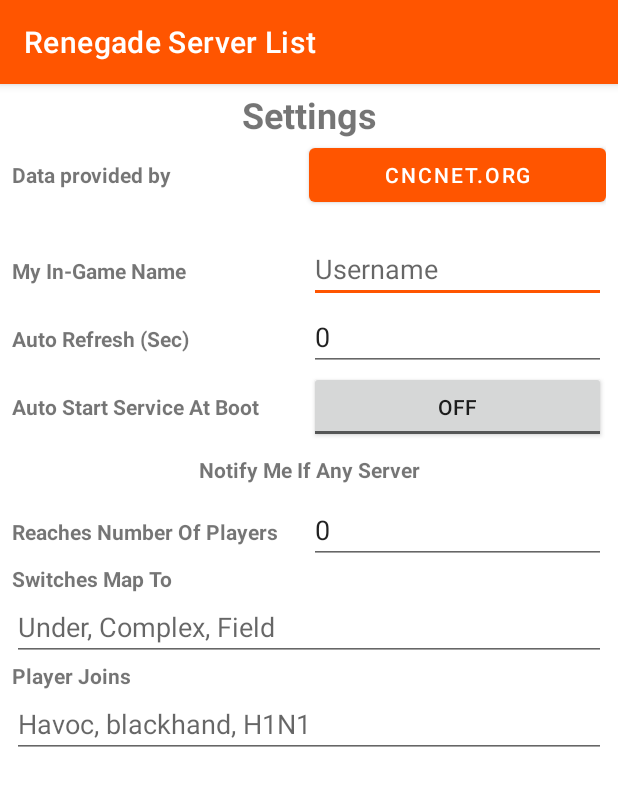
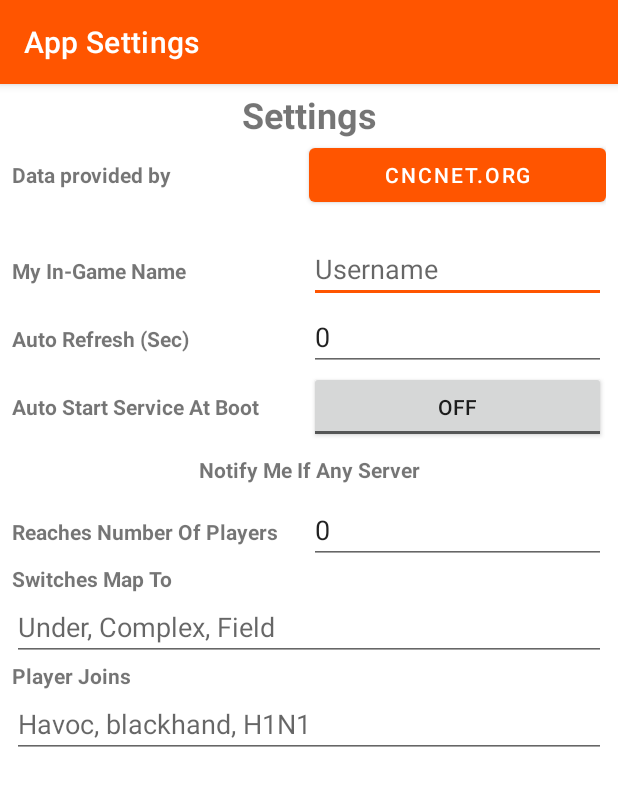
Before and after one commit to cyberarm/AndroidRenegadeServerList, an Android app: the AppSettingsActivity screen opened directly, with no data from a screen before it, on a phone screen of 412 x 824 dp. Shown: the top 786 px of the screen. Run offline under Robolectric (Android 15) with nearby library versions, the phone set to English and light mode, and no system bars; 1 statement that could not run was skipped.

Commit message:
Added activity titles for settings activities

```diff
--- a/app/src/main/java/dev/cyberarm/cncnet_renegade_servers/AppSettingsActivity.java
+++ b/app/src/main/java/dev/cyberarm/cncnet_renegade_servers/AppSettingsActivity.java
@@ -35,6 +35,8 @@
     protected void onCreate(Bundle savedInstanceState) {
         super.onCreate(savedInstanceState);
         setContentView(R.layout.activity_app_settings_activity);
+
+        getSupportActionBar().setTitle("App Settings");
 
         cncNetWebsite = findViewById(R.id.cncnet_website);
         cncNetWebsite.setOnClickListener(new View.OnClickListener() {
--- a/app/src/main/java/dev/cyberarm/cncnet_renegade_servers/ServerSettingsActivity.java
+++ b/app/src/main/java/dev/cyberarm/cncnet_renegade_servers/ServerSettingsActivity.java
@@ -32,6 +32,8 @@
 
         serverID = getIntent().getStringExtra("server_id");
         serverSettings = AppSync.serverSettings(serverID);
+
+        getSupportActionBar().setTitle("Server Settings");
 
         notifyPlayerCount = findViewById(R.id.server_player_count);
         notifyMaps = findViewById(R.id.server_mapnames);
```
